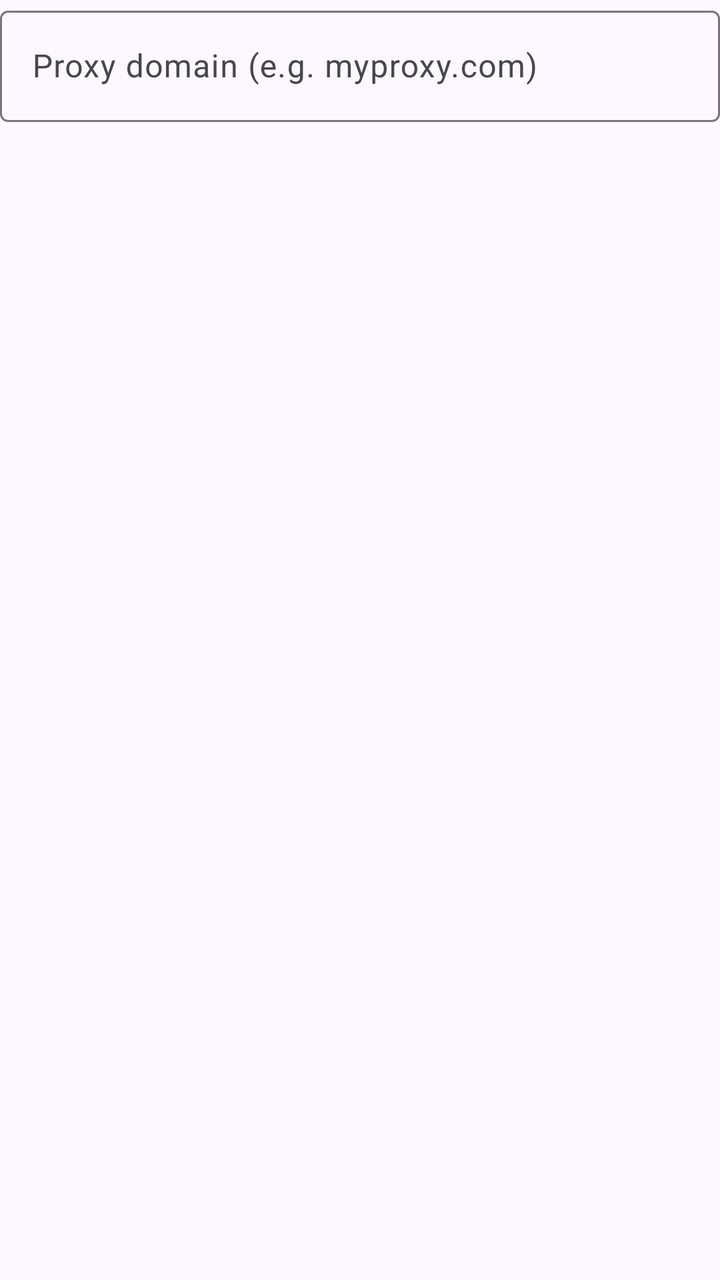
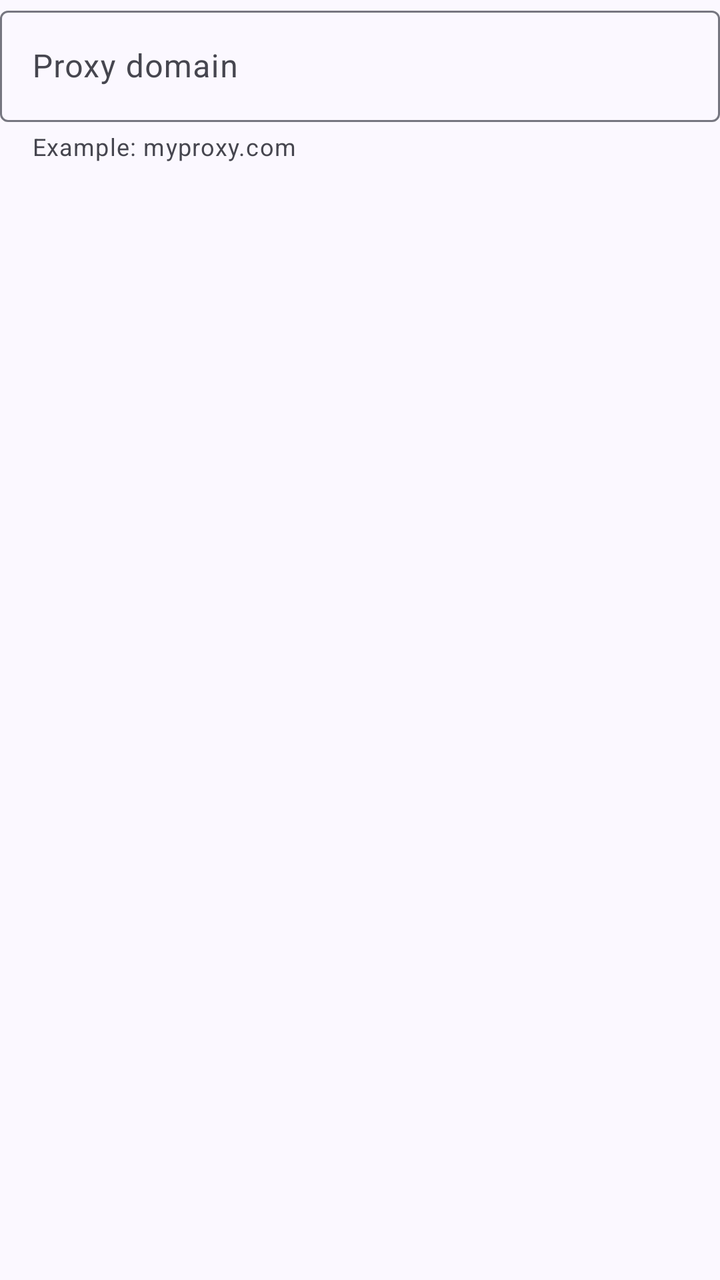

Two renders of the same Android screen: before a commit and after it. Below are the layout's source before the change and the commit's diff.
<!-- AndroidManifest.xml: application theme Theme.FixupXer -->
<!-- res/layout/dialog_add_custom_proxy.xml -->
<?xml version="1.0" encoding="utf-8"?>
<com.google.android.material.textfield.TextInputLayout
    xmlns:android="http://schemas.android.com/apk/res/android"
    xmlns:app="http://schemas.android.com/apk/res-auto"
    style="@style/Widget.Material3.TextInputLayout.OutlinedBox"
    android:id="@+id/customProxyInputLayout"
    android:layout_width="match_parent"
    android:layout_height="wrap_content"
    android:layout_marginStart="@dimen/custom_proxy_dialog_margin_horizontal"
    android:layout_marginEnd="@dimen/custom_proxy_dialog_margin_horizontal"
    android:layout_marginTop="@dimen/custom_proxy_dialog_margin_top"
    android:hint="@string/instagram_proxy_add_hint"
    app:errorEnabled="true">

    <com.google.android.material.textfield.TextInputEditText
        android:id="@+id/customProxyInput"
        android:layout_width="match_parent"
        android:layout_height="wrap_content"
        android:inputType="textUri"
        android:maxLines="1"
        android:imeOptions="actionDone" />

</com.google.android.material.textfield.TextInputLayout>
<!-- resources referenced by this layout -->
<resources>
  <dimen name="custom_proxy_dialog_margin_horizontal">20dp</dimen>
  <dimen name="custom_proxy_dialog_margin_top">8dp</dimen>
  <string name="instagram_proxy_add_hint">Proxy domain (e.g. myproxy.com)</string>
  <style name="Theme.FixupXer" parent="Base.Theme.FixupXer" />
  <color name="md_theme_primary">#4355B9</color>
  <color name="md_theme_onPrimary">#FFFFFF</color>
  <color name="md_theme_primaryContainer">#DEE0FF</color>
  <color name="md_theme_onPrimaryContainer">#00105C</color>
  <color name="md_theme_secondary">#5B5D72</color>
  <color name="md_theme_onSecondary">#FFFFFF</color>
  <color name="md_theme_secondaryContainer">#E0E1F9</color>
  <color name="md_theme_onSecondaryContainer">#181A2C</color>
  <color name="md_theme_tertiary">#77536D</color>
  <color name="md_theme_onTertiary">#FFFFFF</color>
  <color name="md_theme_tertiaryContainer">#FFD7F1</color>
  <color name="md_theme_onTertiaryContainer">#2D1228</color>
  <color name="md_theme_error">#BA1A1A</color>
  <color name="md_theme_onError">#FFFFFF</color>
  <color name="md_theme_errorContainer">#FFDAD6</color>
  <color name="md_theme_onErrorContainer">#410002</color>
  <color name="md_theme_background">#FBF8FF</color>
  <color name="md_theme_onBackground">#1B1B21</color>
  <color name="md_theme_surface">#FBF8FF</color>
  <color name="md_theme_onSurface">#1B1B21</color>
  <color name="md_theme_surfaceVariant">#E3E1EC</color>
  <color name="md_theme_onSurfaceVariant">#46464F</color>
  <color name="md_theme_outline">#767680</color>
  <color name="md_theme_outlineVariant">#C7C5D0</color>
  <color name="md_theme_surfaceContainerLowest">#FFFFFF</color>
  <color name="md_theme_surfaceContainerLow">#F5F2FA</color>
  <color name="md_theme_surfaceContainer">#EFEDF4</color>
  <color name="md_theme_surfaceContainerHigh">#E9E7EF</color>
  <color name="md_theme_surfaceContainerHighest">#E4E1E9</color>
  <color name="md_theme_inverseSurface">#303036</color>
  <color name="md_theme_inverseOnSurface">#F2EFF7</color>
  <color name="md_theme_inversePrimary">#BAC3FF</color>
  <style name="CardStyle" parent="Widget.Material3.CardView.Elevated">
          <item name="cardCornerRadius">@dimen/card_corner_radius</item>
          <item name="cardElevation">0dp</item>
          <item name="strokeWidth">@dimen/card_stroke_width</item>
          <item name="strokeColor">@color/md_theme_outlineVariant</item>
      </style>
  <style name="SwitchStyle" parent="Widget.Material3.CompoundButton.MaterialSwitch" />
  <style name="ButtonStyle" parent="Widget.Material3.Button" />
  <dimen name="card_corner_radius">12dp</dimen>
  <dimen name="card_stroke_width">1dp</dimen>
  <!-- unchanged entries left out for length: 1 -->
</resources>

<!-- the commit's change to res/layout/dialog_add_custom_proxy.xml (unified diff, before → after) -->
@@ -10,7 +10,8 @@
     android:layout_marginEnd="@dimen/custom_proxy_dialog_margin_horizontal"
     android:layout_marginTop="@dimen/custom_proxy_dialog_margin_top"
     android:hint="@string/instagram_proxy_add_hint"
-    app:errorEnabled="true">
+    app:errorEnabled="true"
+    app:helperText="@string/instagram_proxy_add_example">
 
     <com.google.android.material.textfield.TextInputEditText
         android:id="@+id/customProxyInput"
<!-- resource entries referenced after the edit -->
@@ -2,7 +2,8 @@
 <resources>
   <dimen name="custom_proxy_dialog_margin_horizontal">20dp</dimen>
   <dimen name="custom_proxy_dialog_margin_top">8dp</dimen>
-  <string name="instagram_proxy_add_hint">Proxy domain (e.g. myproxy.com)</string>
+  <string name="instagram_proxy_add_example">Example: myproxy.com</string>
+  <string name="instagram_proxy_add_hint">Proxy domain</string>
   <style name="Theme.FixupXer" parent="Base.Theme.FixupXer" />
   <color name="md_theme_primary">#4355B9</color>
   <color name="md_theme_onPrimary">#FFFFFF</color>
